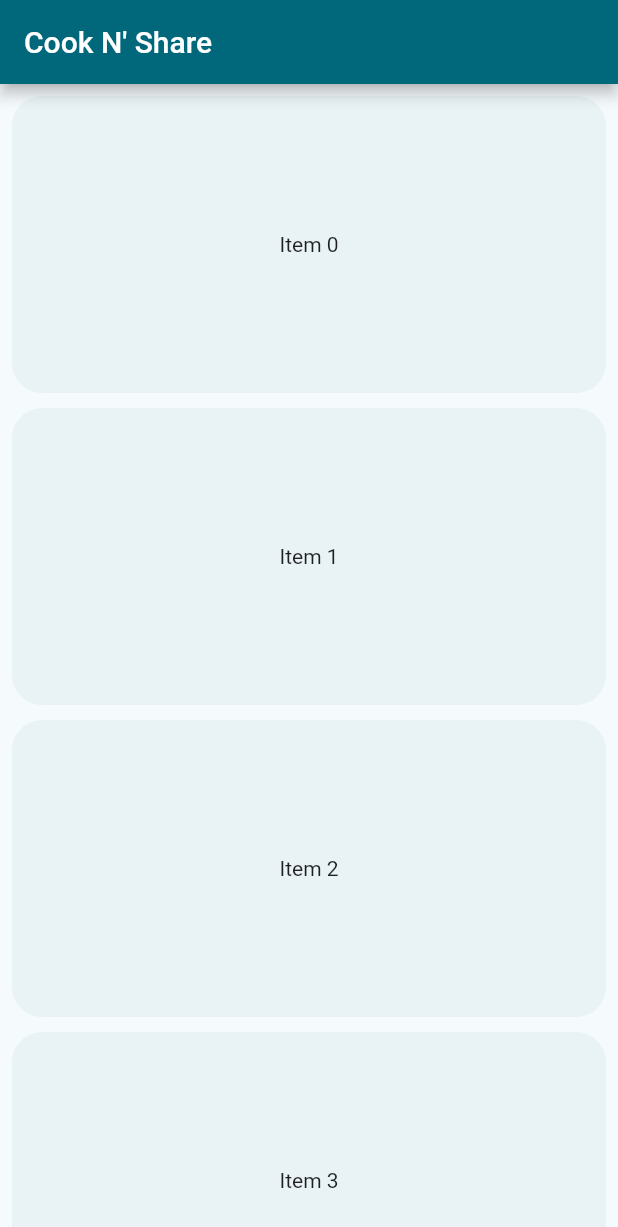
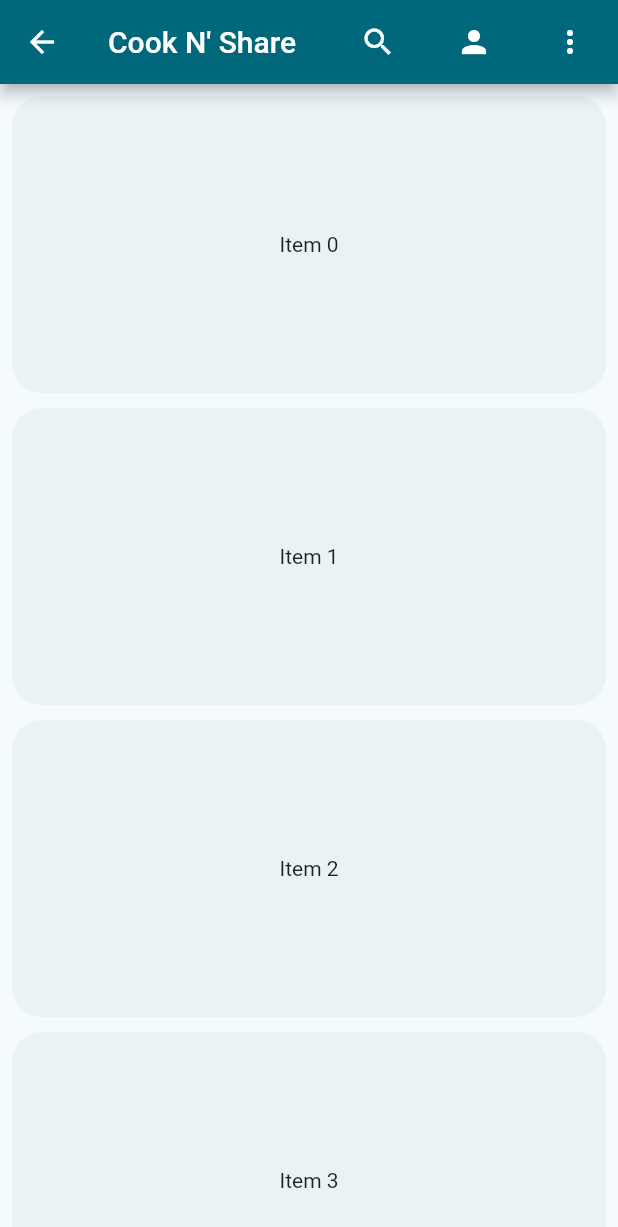
Before and after one commit to asdfgh787/cook_n_share, a Flutter app: the screen it shows after launch, on a phone screen of 412 x 824 dp. Shown: the top 1227 px of the screen. Run offline on Flutter 3.47's test engine with Material 2 defaults, Android fonts, the light colour scheme and no system bars.

Commit message:
Add back button and change the actions buttons text to icons

```diff
--- a/lib/main.dart
+++ b/lib/main.dart
@@ -57,6 +57,7 @@ class _MyHomePageState extends State<MyHomePage> {
   Widget build(BuildContext context) {
     final ColorScheme colorScheme = Theme.of(context).colorScheme;
     final Color oddItemColor = colorScheme.primary.withOpacity(0.05);
+    final ButtonStyle style = TextButton.styleFrom(foregroundColor: Theme.of(context).colorScheme.onPrimary);
     // The Flutter framework has been optimized to make rerunning build methods
     // fast, so that you can just rebuild anything that needs updating rather
     // than having to individually change instances of widgets.
@@ -65,8 +66,38 @@ class _MyHomePageState extends State<MyHomePage> {
         // Here we take the value from the MyHomePage object that was created by
         // the App.build method, and use it to set our appbar title.
         title: Text(widget.title),
+        leading: IconButton(
+          icon: Icon(Icons.arrow_back, color: Colors.white),
+          onPressed: () => Navigator.of(context).pop(),
+        ),
         scrolledUnderElevation: scrolledUnderElevation,
         shadowColor: shadowColor ? Theme.of(context).colorScheme.shadow : null,
+        actions: <Widget>[
+          TextButton(
+            style: style,
+            onPressed: () {},
+            child: const Icon(
+              Icons.search,
+              color: Colors.white,
+            ),
+          ),
+          TextButton(
+            style: style,
+            onPressed: () {},
+            child: const Icon(
+              Icons.person,
+              color: Colors.white
+            ),
+          ),
+          TextButton(
+            style: style,
+            onPressed: () {},
+            child: const Icon(
+              Icons.more_vert,
+              color: Colors.white
+            ),
+          ),
+        ],
       ),
       body: GridView.builder(
         itemCount: _items.length,
```
